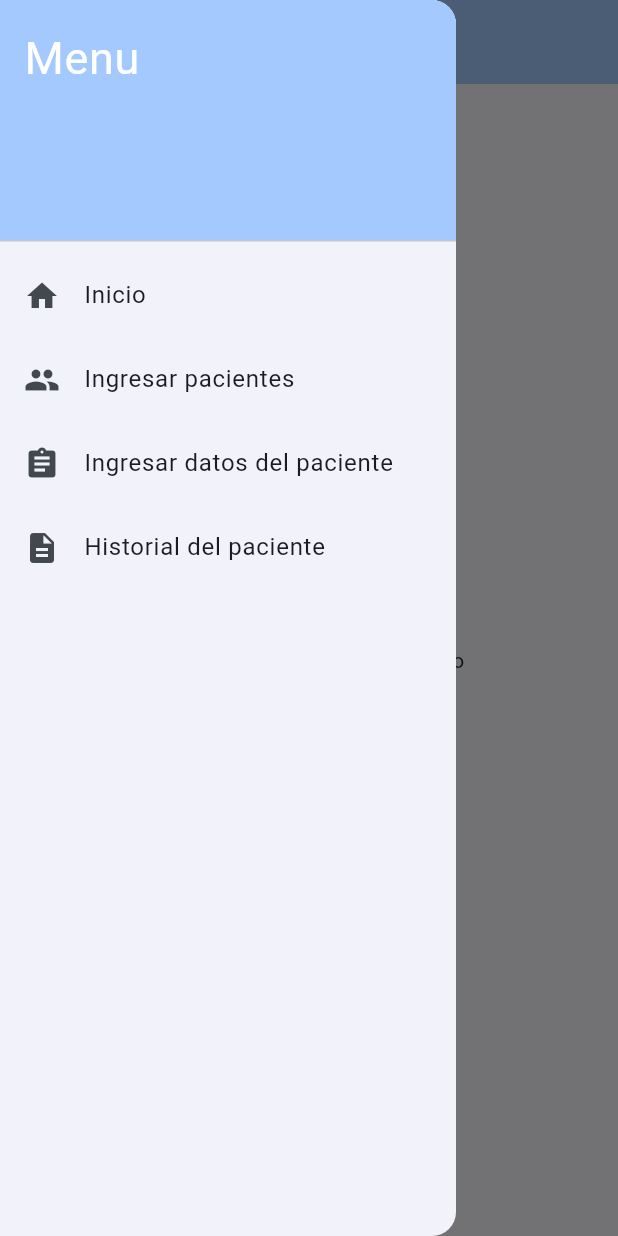
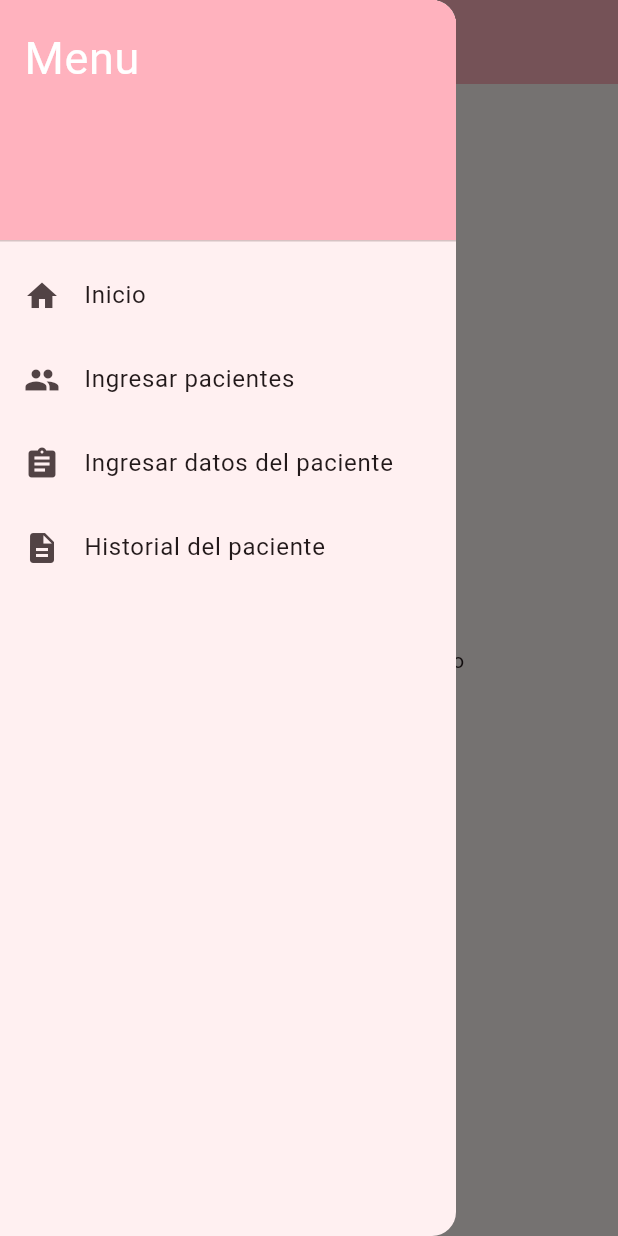
Before and after one commit to Jamilethc/conexionfirebase, a Flutter app: the screen it shows after launch, with the side drawer open, on a phone screen of 412 x 824 dp. Run offline on Flutter 3.47's test engine with Material 2 defaults, Android fonts, the phone set to English and light mode, and no system bars; our stand-ins replace cloud_firestore, firebase_core; accounts and stored records are empty.

Commit message:
registrar pacientes 2.0

```diff
--- a/lib/main.dart
+++ b/lib/main.dart
@@ -20,7 +20,7 @@ class MyApp extends StatelessWidget {
       debugShowCheckedModeBanner: false,
       title: 'hi ',
       theme: ThemeData(
-        colorScheme: ColorScheme.fromSeed(seedColor: Color.fromARGB(255, 50, 80, 119)),
+        colorScheme: ColorScheme.fromSeed(seedColor: Colors.pink),
         useMaterial3: true,
       ),
       home: const MyHomePage(title: ''),
```
